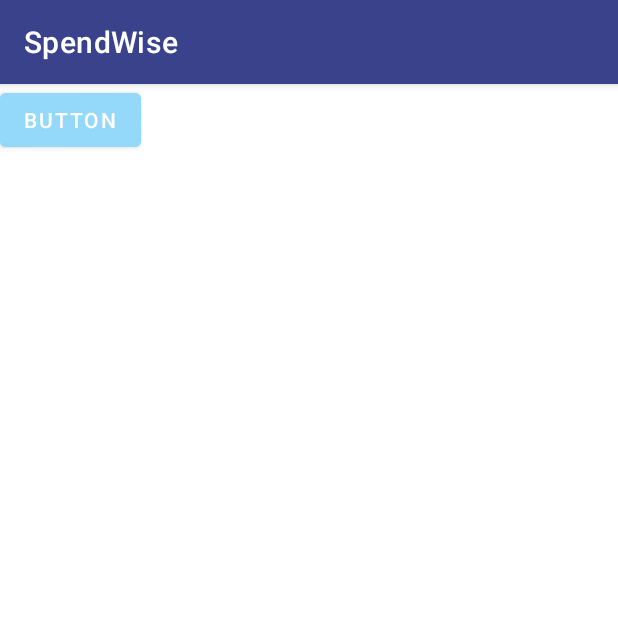
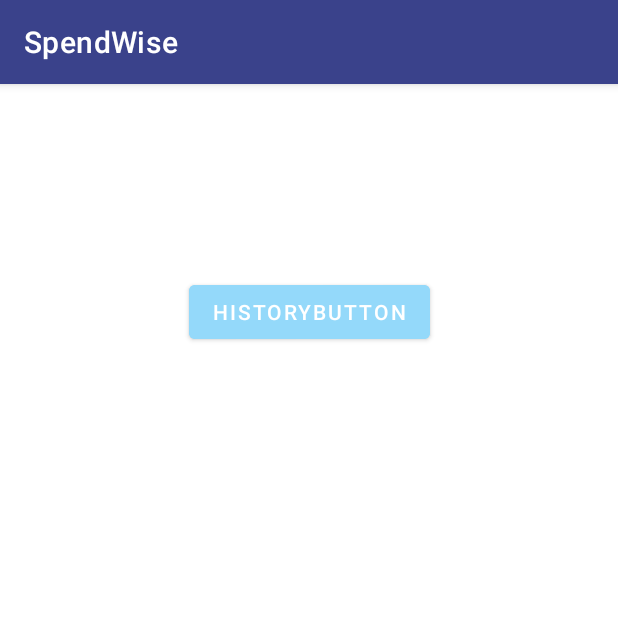
Before and after one commit to Antoranz/PAD_Proyecto, an Android app: the MainActivity screen opened directly, with no data from a screen before it, on a phone screen of 412 x 824 dp, the top half of it. Run offline under Robolectric (Android 15) with nearby library versions, the phone set to English and light mode, and no system bars.

Commit message:
Visionar Lista

```diff
--- a/app/src/main/java/com/example/pad_proyecto/activities/MainActivity.java
+++ b/app/src/main/java/com/example/pad_proyecto/activities/MainActivity.java
@@ -2,6 +2,8 @@ package com.example.pad_proyecto.activities;
 
 import android.database.ContentObservable;
 import android.os.Bundle;
+import android.widget.Button;
+import android.widget.Toast;
 
 import androidx.appcompat.app.AppCompatActivity;
 
@@ -11,17 +13,23 @@ import com.example.pad_proyecto.data.User;
 import com.example.pad_proyecto.enums.ExpenseType;
 import com.example.pad_proyecto.enums.PayMethod;
 import com.example.pad_proyecto.utils.Controller;
+import com.example.pad_proyecto.utils.NavigationManager;
 
 
 import java.util.Calendar;
 
 public class MainActivity extends AppCompatActivity {
 
+    Button historyButton;
+
     @Override
     protected void onCreate(Bundle savedInstanceState) {
         super.onCreate(savedInstanceState);
         setContentView(R.layout.activity_main);
-
+        historyButton = findViewById(R.id.historyButton);
+        historyButton.setOnClickListener(v -> {
+            NavigationManager.getInstance().navigateToHistory(this);
+        });
     }
 
 }
--- a/app/src/main/java/com/example/pad_proyecto/utils/Controller.java
+++ b/app/src/main/java/com/example/pad_proyecto/utils/Controller.java
@@ -56,4 +56,10 @@ public class Controller {
     public User getUser(){
         return u;
     }
+
+    public void deleteExpense(Context c,Expense e) {
+        u.deleteExpense(e);
+        ExpenseDAO dao = DAOImp.getInstance(c);
+        dao.deleteExpense(e.getExpenseId());
+    }
 }
--- a/app/src/main/res/layout/activity_main.xml
+++ b/app/src/main/res/layout/activity_main.xml
@@ -6,11 +6,13 @@
     android:layout_height="match_parent">
 
     <Button
-        android:id="@+id/button"
+        android:id="@+id/historyButton"
         android:layout_width="wrap_content"
         android:layout_height="wrap_content"
+        android:layout_marginTop="128dp"
         android:backgroundTint="?attr/colorPrimaryVariant"
-        android:text="Button"
-        tools:layout_editor_absoluteX="158dp"
-        tools:layout_editor_absoluteY="170dp" />
+        android:text="HistoryButton"
+        app:layout_constraintEnd_toEndOf="parent"
+        app:layout_constraintStart_toStartOf="parent"
+        app:layout_constraintTop_toTopOf="parent" />
 </androidx.constraintlayout.widget.ConstraintLayout>
```
Also changed, not shown: app/src/main/java/com/example/pad_proyecto/utils/NavigationManager.java (+5 -4 lines), app/src/main/java/com/example/pad_proyecto/utils/SpendResultListAdapter.java (+5 -7 lines).
